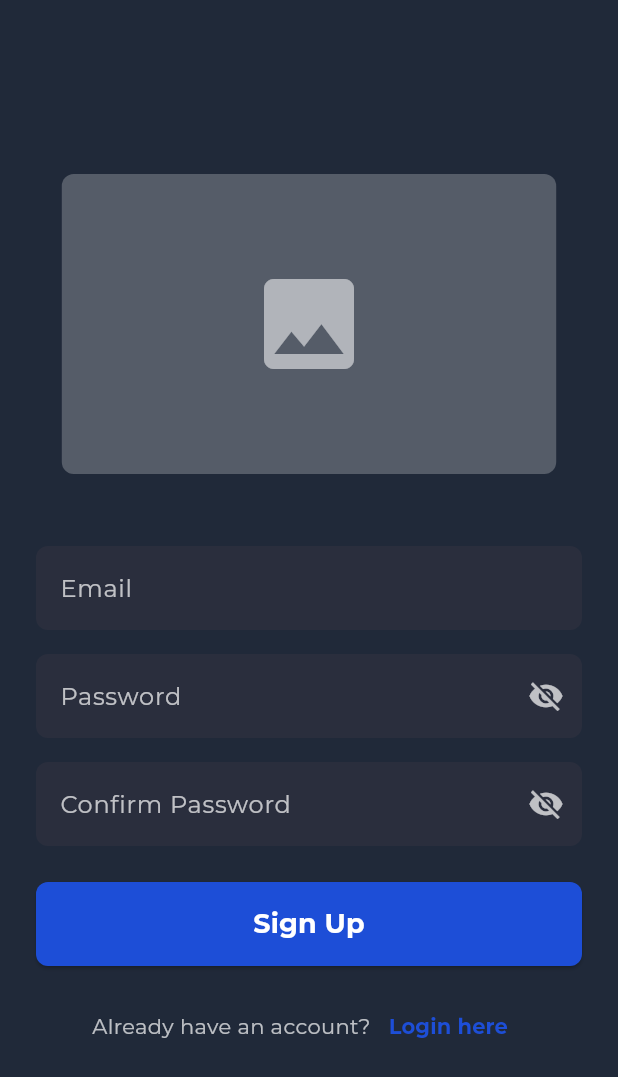
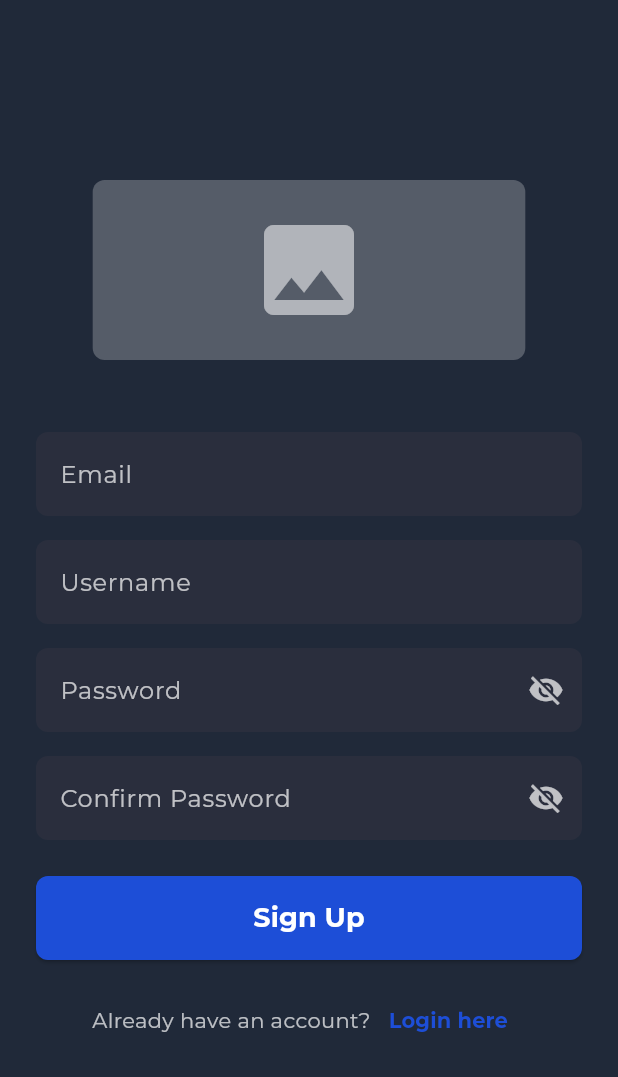
Before and after one commit to gesangwidigdo/fp_ppb_manga_app, a Flutter app: the RegisterPage screen opened by its route, on a phone screen of 412 x 824 dp. Shown: the top 1077 px of the screen. Run offline on Flutter 3.47's test engine with Material 3 defaults, Android fonts, the phone set to English and light mode, and no system bars; our stand-ins replace cloud_firestore, firebase_auth, firebase_core, google_fonts; accounts and stored records are empty.

Commit message:
feat: store user data to collection and create AuthInput component

```diff
--- /dev/null
+++ b/lib/components/auth_input.dart
@@ -0,0 +1,58 @@
+import 'package:flutter/material.dart';
+import 'package:google_fonts/google_fonts.dart';
+
+class AuthInput extends StatelessWidget {
+  const AuthInput({
+    super.key,
+    required TextEditingController inputController,
+    required String labelText,
+    TextInputType? inputType,
+    Widget? suffixIcon,
+    bool obscureText = false,
+  }) : _inputType = inputType,
+       _labelText = labelText,
+       _inputController = inputController,
+       _suffixIcon = suffixIcon,
+       _obscureText = obscureText;
+
+  final TextEditingController _inputController;
+  final String _labelText;
+  final TextInputType? _inputType;
+  final Widget? _suffixIcon;
+  final bool _obscureText;
+
+  @override
+  Widget build(BuildContext context) {
+    return TextField(
+      controller: _inputController,
+      obscureText: _obscureText,
+      style: TextStyle(
+        color: Colors.white,
+        fontFamily: GoogleFonts.montserrat().fontFamily,
+      ),
+      decoration: InputDecoration(
+        labelText: _labelText,
+        labelStyle: TextStyle(
+          color: Colors.white70,
+          fontFamily: GoogleFonts.montserrat().fontFamily,
+        ),
+        filled: true,
+        fillColor: const Color(0xFF2A2E3D),
+        border: OutlineInputBorder(
+          borderRadius: BorderRadius.circular(8.0),
+          borderSide: BorderSide.none,
+        ),
+        enabledBorder: OutlineInputBorder(
+          borderRadius: BorderRadius.circular(8.0),
+          borderSide: BorderSide.none,
+        ),
+        focusedBorder: OutlineInputBorder(
+          borderRadius: BorderRadius.circular(8.0),
+          borderSide: const BorderSide(color: Color(0xFF1D4ED7), width: 2.0),
+        ),
+        suffixIcon: _suffixIcon,
+      ),
+      keyboardType: _inputType,
+    );
+  }
+}
--- a/lib/pages/register.dart
+++ b/lib/pages/register.dart
@@ -1,6 +1,8 @@
+import 'package:cloud_firestore/cloud_firestore.dart';
 import 'package:firebase_auth/firebase_auth.dart';
 import 'package:flutter/material.dart';
 import 'package:google_fonts/google_fonts.dart';
+import 'package:fp_ppb_manga_app/components/auth_input.dart';
 
 class RegisterPage extends StatefulWidget {
   const RegisterPage({super.key});
@@ -11,8 +13,10 @@ class RegisterPage extends StatefulWidget {
 
 class _RegisterPageState extends State<RegisterPage> {
   final TextEditingController _emailController = TextEditingController();
+  final TextEditingController _usernameController = TextEditingController();
   final TextEditingController _passwordController = TextEditingController();
-  final TextEditingController _confirmPasswordController = TextEditingController();
+  final TextEditingController _confirmPasswordController =
+      TextEditingController();
 
   bool _isLoading = false;
   String _errorCode = "";
@@ -22,6 +26,7 @@ class _RegisterPageState extends State<RegisterPage> {
   @override
   void dispose() {
     _emailController.dispose();
+    _usernameController.dispose();
     _passwordController.dispose();
     _confirmPasswordController.dispose();
     super.dispose();
@@ -40,17 +45,31 @@ class _RegisterPageState extends State<RegisterPage> {
 
     if (_passwordController.text != _confirmPasswordController.text) {
       setState(() {
-        _errorCode = "Passwords do not match";
+        _errorCode = "Password does not match";
       });
       _isLoading = false;
       return;
     }
 
     try {
-      await FirebaseAuth.instance.createUserWithEmailAndPassword(
-        email: _emailController.text,
+      final userCredential = await FirebaseAuth.instance
+          .createUserWithEmailAndPassword(
+            email: _emailController.text.trim(),
             password: _passwordController.text,
           );
+
+      final uid = userCredential.user!.uid;
+
+      // Save username to Firebase
+      await FirebaseFirestore.instance.collection('users').doc(uid).set({
+        'uid': uid,
+        'email': _emailController.text.trim(),
+        'username': _usernameController.text.trim(),
+        'createdAt': Timestamp.now(),
+        'updatedAt': Timestamp.now(),
+        'profilePicture': '', // Placeholder for profile picture URL
+      });
+
       navigateLogin();
     } on FirebaseAuthException catch (e) {
       setState(() {
@@ -74,79 +93,37 @@ class _RegisterPageState extends State<RegisterPage> {
             mainAxisAlignment: MainAxisAlignment.center,
             children: [
               Container(
-                width: MediaQuery.of(context).size.width * 0.8,
-                height: 200,
+                width: MediaQuery.of(context).size.width * 0.7,
+                height: 120,
                 decoration: BoxDecoration(
                   color: Colors.white24,
                   borderRadius: BorderRadius.circular(8.0),
                 ),
-                child: Icon(
-                  Icons.image,
-                  size: 80,
-                  color: Colors.white54,
-                ),
+                child: Icon(Icons.image, size: 80, color: Colors.white54),
               ),
               const SizedBox(height: 48.0),
-              TextField(
-                controller: _emailController,
-                style: TextStyle(
-                  color: Colors.white,
-                  fontFamily: GoogleFonts.montserrat().fontFamily,
-                ),
-                decoration: InputDecoration(
+              AuthInput(
+                inputController: _emailController,
                 labelText: 'Email',
-                  labelStyle: TextStyle(
-                    color: Colors.white70,
-                    fontFamily: GoogleFonts.montserrat().fontFamily,
-                  ),
-                  filled: true,
-                  fillColor: const Color(0xFF2A2E3D),
-                  border: OutlineInputBorder(
-                    borderRadius: BorderRadius.circular(8.0),
-                    borderSide: BorderSide.none,
-                  ),
-                  enabledBorder: OutlineInputBorder(
-                    borderRadius: BorderRadius.circular(8.0),
-                    borderSide: BorderSide.none,
-                  ),
-                  focusedBorder: OutlineInputBorder(
-                    borderRadius: BorderRadius.circular(8.0),
-                    borderSide: const BorderSide(color: Color(0xFF1D4ED7), width: 2.0),
-                  ),
-                ),
-                keyboardType: TextInputType.emailAddress,
+                inputType: TextInputType.emailAddress,
               ),
               const SizedBox(height: 16.0),
-              TextField(
-                controller: _passwordController,
+              AuthInput(
+                inputController: _usernameController,
+                labelText: 'Username',
+                inputType: TextInputType.text,
+              ),
+              const SizedBox(height: 16.0),
+              AuthInput(
+                inputController: _passwordController,
+                labelText: 'Password',
+                inputType: TextInputType.visiblePassword,
                 obscureText: !_isPasswordVisible,
-                style: TextStyle(
-                  color: Colors.white,
-                  fontFamily: GoogleFonts.montserrat().fontFamily,
-                ),
-                decoration: InputDecoration(
-                  labelText: 'Password',
-                  labelStyle: TextStyle(
-                    color: Colors.white70,
-                    fontFamily: GoogleFonts.montserrat().fontFamily,
-                  ),
-                  filled: true,
-                  fillColor: const Color(0xFF2A2E3D),
-                  border: OutlineInputBorder(
-                    borderRadius: BorderRadius.circular(8.0),
-                    borderSide: BorderSide.none,
-                  ),
-                  enabledBorder: OutlineInputBorder(
-                    borderRadius: BorderRadius.circular(8.0),
-                    borderSide: BorderSide.none,
-                  ),
-                  focusedBorder: OutlineInputBorder(
-                    borderRadius: BorderRadius.circular(8.0),
-                    borderSide: const BorderSide(color: Color(0xFF1D4ED7), width: 2.0),
-                  ),
                 suffixIcon: IconButton(
                   icon: Icon(
-                      _isPasswordVisible ? Icons.visibility : Icons.visibility_off,
+                    _isPasswordVisible
+                        ? Icons.visibility
+                        : Icons.visibility_off,
                     color: Colors.white70,
                   ),
                   onPressed: () {
@@ -156,38 +133,17 @@ class _RegisterPageState extends State<RegisterPage> {
                   },
                 ),
               ),
-              ),
               const SizedBox(height: 16.0),
-              TextField(
-                controller: _confirmPasswordController,
+              AuthInput(
+                inputController: _confirmPasswordController,
+                labelText: 'Confirm Password',
+                inputType: TextInputType.visiblePassword,
                 obscureText: !_isConfirmPasswordVisible,
-                style: TextStyle(
-                  color: Colors.white,
-                  fontFamily: GoogleFonts.montserrat().fontFamily,
-                ),
-                decoration: InputDecoration(
-                  labelText: 'Confirm Password',
-                  labelStyle: TextStyle(
-                    color: Colors.white70,
-                    fontFamily: GoogleFonts.montserrat().fontFamily,
-                  ),
-                  filled: true,
-                  fillColor: const Color(0xFF2A2E3D),
-                  border: OutlineInputBorder(
-                    borderRadius: BorderRadius.circular(8.0),
-                    borderSide: BorderSide.none,
-                  ),
-                  enabledBorder: OutlineInputBorder(
-                    borderRadius: BorderRadius.circular(8.0),
-                    borderSide: BorderSide.none,
-                  ),
-                  focusedBorder: OutlineInputBorder(
-                    borderRadius: BorderRadius.circular(8.0),
-                    borderSide: const BorderSide(color: Color(0xFF1D4ED7), width: 2.0),
-                  ),
                 suffixIcon: IconButton(
                   icon: Icon(
-                      _isConfirmPasswordVisible ? Icons.visibility : Icons.visibility_off,
+                    _isConfirmPasswordVisible
+                        ? Icons.visibility
+                        : Icons.visibility_off,
                     color: Colors.white70,
                   ),
                   onPressed: () {
@@ -195,7 +151,6 @@ class _RegisterPageState extends State<RegisterPage> {
                       _isConfirmPasswordVisible = !_isConfirmPasswordVisible;
                     });
                   },
-                  ),
                 ),
               ),
               const SizedBox(height: 24.0),
@@ -209,7 +164,9 @@ class _RegisterPageState extends State<RegisterPage> {
                         borderRadius: BorderRadius.circular(8.0),
                       ),
                       padding: const EdgeInsets.symmetric(
-                            horizontal: 50, vertical: 15),
+                        horizontal: 50,
+                        vertical: 15,
+                      ),
                       minimumSize: const Size(double.infinity, 50),
                     ),
                     child: Text(
```
Lines whose indentation alone changed are shown as unchanged.
